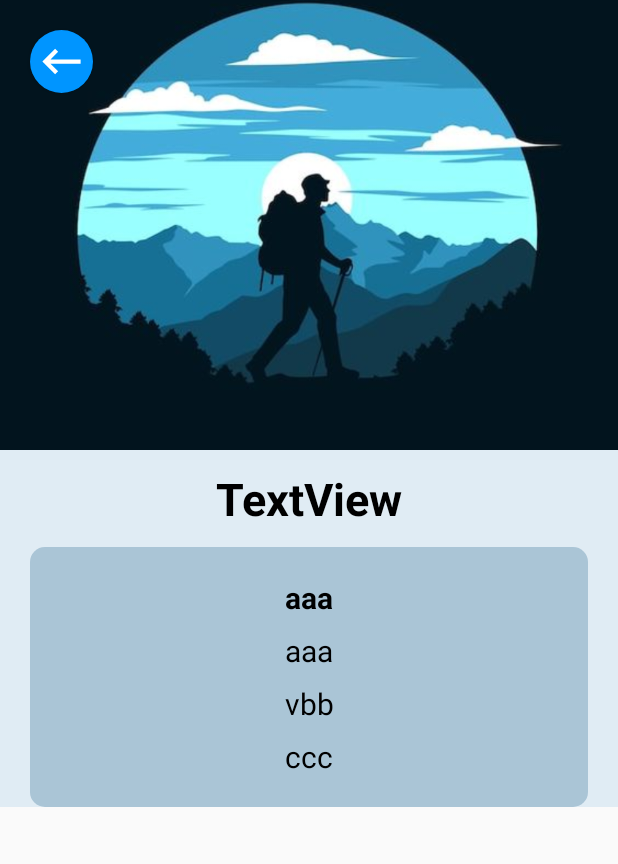
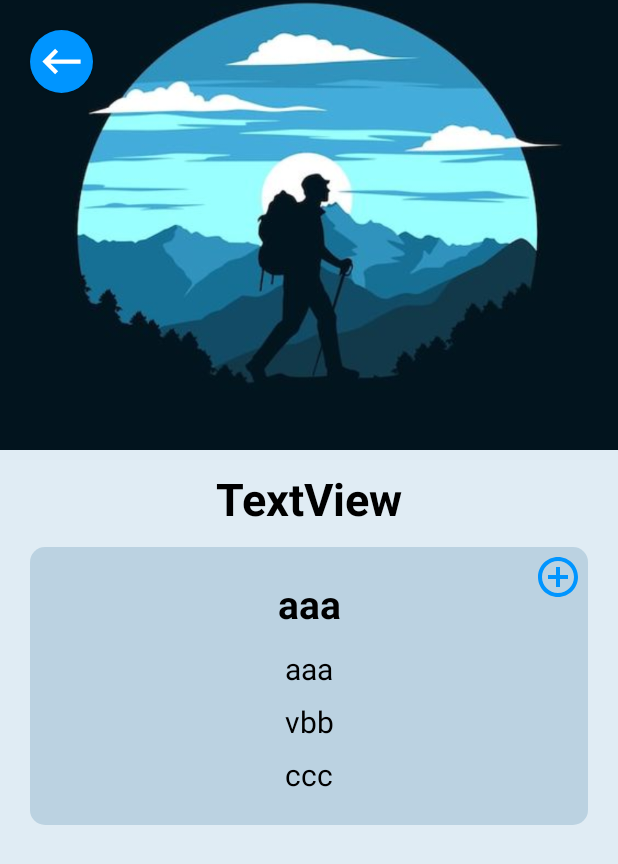
Before and after one commit to BuuMJ/ViggaExpenseApp, an Android app: the layout activity_detailtrip.xml on its own in the app's theme, with its tools: preview values and no code run, on a phone screen of 412 x 824 dp. Shown: the top 864 px of the screen. Run offline under Robolectric (Android 15) with nearby library versions, the light colour scheme and no system bars.

Commit message:
add obversation for detail hike

```diff
--- a/app/src/main/AndroidManifest.xml
+++ b/app/src/main/AndroidManifest.xml
@@ -12,6 +12,9 @@
         android:supportsRtl="true"
         android:theme="@style/Theme.AppCompat.DayNight.NoActionBar"
         tools:targetApi="31">
+        <activity
+            android:name=".newobversation"
+            android:exported="false" />
         <activity
             android:name=".update"
             android:exported="false" />
--- /dev/null
+++ b/app/src/main/res/drawable/addobservation.xml
@@ -0,0 +1,5 @@
+<vector android:height="32dp" android:tint="@color/btnColor"
+    android:viewportHeight="24" android:viewportWidth="24"
+    android:width="32dp" xmlns:android="http://schemas.android.com/apk/res/android">
+    <path android:fillColor="@android:color/white" android:pathData="M13,7h-2v4L7,11v2h4v4h2v-4h4v-2h-4L13,7zM12,2C6.48,2 2,6.48 2,12s4.48,10 10,10 10,-4.48 10,-10S17.52,2 12,2zM12,20c-4.41,0 -8,-3.59 -8,-8s3.59,-8 8,-8 8,3.59 8,8 -3.59,8 -8,8z"/>
+</vector>
--- a/app/src/main/res/layout/activity_detailtrip.xml
+++ b/app/src/main/res/layout/activity_detailtrip.xml
@@ -3,7 +3,7 @@
     xmlns:app="http://schemas.android.com/apk/res-auto"
     xmlns:tools="http://schemas.android.com/tools"
     android:layout_width="match_parent"
-    android:layout_height="wrap_content"
+    android:layout_height="match_parent"
     android:background="@color/background"
     android:orientation="vertical"
     tools:context=".detailtrip">
@@ -21,9 +21,8 @@
     <Button
         android:id="@+id/btnFinish"
         android:layout_width="wrap_content"
-        android:layout_height="match_parent"
+        android:layout_height="wrap_content"
         android:layout_gravity="center"
-        android:padding="4dp"
         android:layout_marginStart="20dp"
         android:layout_marginTop="20dp"
         android:background="@drawable/circlebutton"
@@ -31,6 +30,7 @@
         android:gravity="center"
         android:minWidth="0dp"
         android:minHeight="0dp"
+        android:padding="4dp"
         android:textColor="@android:color/white"
         app:layout_constraintStart_toStartOf="parent"
         app:layout_constraintTop_toTopOf="parent" />
@@ -39,6 +39,8 @@
         android:id="@+id/containerDetails"
         android:layout_width="match_parent"
         android:layout_height="wrap_content"
+        android:paddingTop="12dp"
+        android:paddingBottom="12dp"
         app:layout_constraintTop_toBottomOf="@+id/imageView3">
 
         <LinearLayout
@@ -52,7 +54,6 @@
                 android:id="@+id/hikeDesti"
                 android:layout_width="match_parent"
                 android:layout_height="wrap_content"
-                android:layout_marginTop="12dp"
                 android:layout_marginBottom="12dp"
                 android:gravity="center"
                 android:text="TextView"
@@ -60,54 +61,90 @@
                 android:textSize="30dp"
                 android:textStyle="bold" />
 
-            <LinearLayout
+            <androidx.constraintlayout.widget.ConstraintLayout
                 android:layout_width="match_parent"
                 android:layout_height="wrap_content"
                 android:layout_gravity="center"
-                android:background="@drawable/backgroundcard"
-                android:gravity="center"
-                android:orientation="vertical"
-                android:padding="20dp"
-                app:backgroundTint="@null">
+                android:background="@drawable/backgroundcard">
+
+                <Button
+                    android:id="@+id/btnAddMore"
+                    android:layout_width="wrap_content"
+                    android:layout_height="wrap_content"
+                    android:layout_gravity="center"
+                    android:background="@null"
+                    android:drawableLeft="@drawable/addobservation"
+                    android:gravity="center"
+                    android:minWidth="0dp"
+                    android:minHeight="0dp"
+                    android:padding="4dp"
+                    android:textColor="@android:color/white"
+                    app:layout_constraintEnd_toEndOf="parent"
+                    app:layout_constraintTop_toTopOf="parent" />
+
                 <TextView
                     android:id="@+id/hikeName"
                     android:layout_width="match_parent"
                     android:layout_height="wrap_content"
-                    android:layout_marginBottom="8dp"
+                    android:layout_marginStart="20dp"
+                    android:layout_marginTop="20dp"
+                    android:layout_marginEnd="20dp"
+                    android:gravity="center"
+                    android:text="aaa"
+                    android:textColor="@color/black"
+                    android:textSize="26dp"
+                    android:textStyle="bold"
+                    app:layout_constraintEnd_toEndOf="parent"
+                    app:layout_constraintStart_toStartOf="parent"
+                    app:layout_constraintTop_toTopOf="parent" />
+
+                <TextView
+                    android:id="@+id/difficult"
+                    android:layout_width="match_parent"
+                    android:layout_height="wrap_content"
+                    android:layout_marginStart="20dp"
+                    android:layout_marginTop="12dp"
+                    android:layout_marginEnd="20dp"
                     android:gravity="center"
                     android:text="aaa"
                     android:textColor="@color/black"
                     android:textSize="20dp"
-                    android:textStyle="bold"/>
-                <TextView
-                    android:id="@+id/difficult"
-                    android:layout_width="match_parent"
-                    android:layout_height="wrap_content"
-                    android:layout_marginBottom="8dp"
-                    android:gravity="center"
-                    android:text="aaa"
-                    android:textColor="@color/black"
-                    android:textSize="20dp" />
+                    app:layout_constraintEnd_toEndOf="parent"
+                    app:layout_constraintStart_toStartOf="parent"
+                    app:layout_constraintTop_toBottomOf="@+id/hikeName" />
 
                 <TextView
                     android:id="@+id/length"
                     android:layout_width="match_parent"
                     android:layout_height="wrap_content"
-                    android:layout_marginBottom="8dp"
+                    android:layout_marginStart="20dp"
+                    android:layout_marginTop="8dp"
+                    android:layout_marginEnd="20dp"
                     android:gravity="center"
                     android:text="vbb"
                     android:textColor="@color/black"
-                    android:textSize="20dp" />
+                    android:textSize="20dp"
+                    app:layout_constraintEnd_toEndOf="parent"
+                    app:layout_constraintStart_toStartOf="parent"
+                    app:layout_constraintTop_toBottomOf="@+id/difficult" />
 
                 <TextView
                     android:id="@+id/duration"
                     android:layout_width="match_parent"
                     android:layout_height="wrap_content"
+                    android:layout_marginStart="20dp"
+                    android:layout_marginTop="8dp"
+                    android:layout_marginEnd="20dp"
+                    android:layout_marginBottom="20dp"
                     android:gravity="center"
                     android:text="ccc"
                     android:textColor="@color/black"
-                    android:textSize="20dp" />
-            </LinearLayout>
+                    android:textSize="20dp"
+                    app:layout_constraintBottom_toBottomOf="parent"
+                    app:layout_constraintEnd_toEndOf="parent"
+                    app:layout_constraintStart_toStartOf="parent"
+                    app:layout_constraintTop_toBottomOf="@+id/length" />
+            </androidx.constraintlayout.widget.ConstraintLayout>
         </LinearLayout>
     </ScrollView>
 
--- a/app/src/main/res/layout/activity_main.xml
+++ b/app/src/main/res/layout/activity_main.xml
@@ -11,7 +11,7 @@
         android:id="@+id/textView3"
         android:layout_width="wrap_content"
         android:layout_height="wrap_content"
-        android:layout_marginTop="20dp"
+        android:layout_marginTop="40dp"
         android:text="Welcome"
         android:textColor="@color/btnColor"
         android:textSize="50dp"
--- a/app/src/main/res/values/colors.xml
+++ b/app/src/main/res/values/colors.xml
@@ -10,5 +10,5 @@
     <color name="startColorNav">#007ED1</color>
     <color name="background">#1B0071BC</color>
     <color name="shadow">#8A0164A6</color>
-    <color name="backgroundCard">#563E769B</color>
+    <color name="backgroundCard">#45568BAE</color>
 </resources>
```
Also changed, not shown: app/src/main/java/com/example/viggaexpense/DatabaseHelpers.java (+27 -24 lines), app/src/main/java/com/example/viggaexpense/Observation.java (added, +39 -0 lines), app/src/main/java/com/example/viggaexpense/dataTrip.java (+15 -0 lines), app/src/main/java/com/example/viggaexpense/detailtrip.java (+39 -6 lines), app/src/main/java/com/example/viggaexpense/home.java (+28 -1 lines), app/src/main/java/com/example/viggaexpense/newobversation.java (added, +67 -0 lines), app/src/main/res/layout/activity_newobversation.xml (added, +179 -0 lines).
